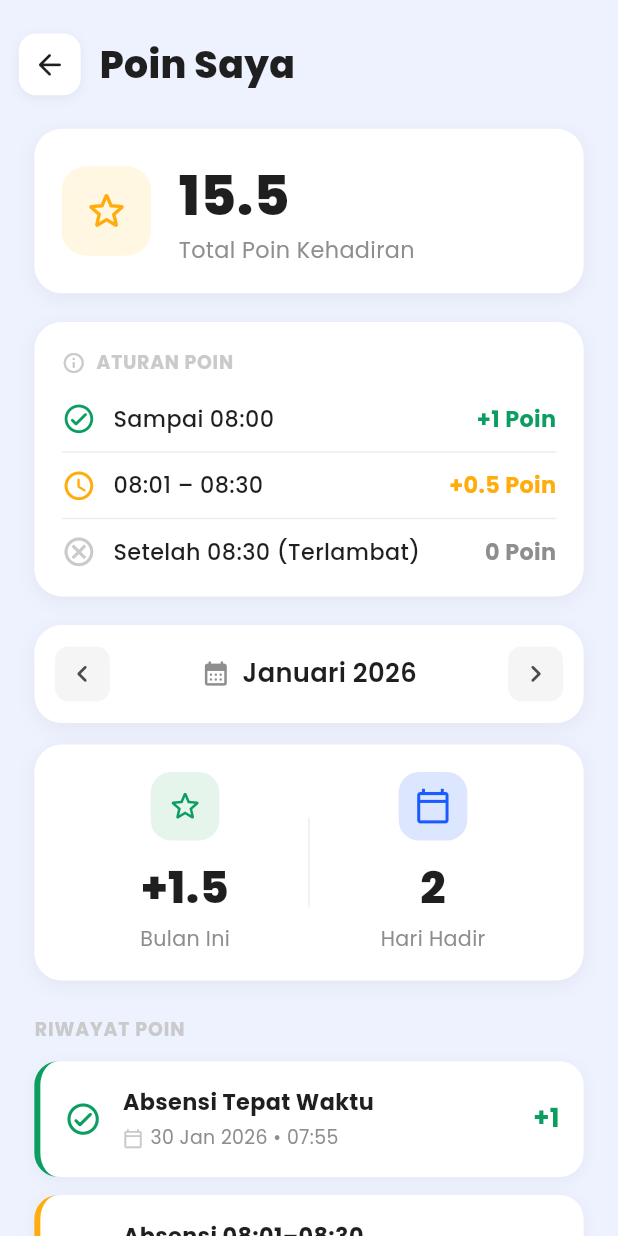
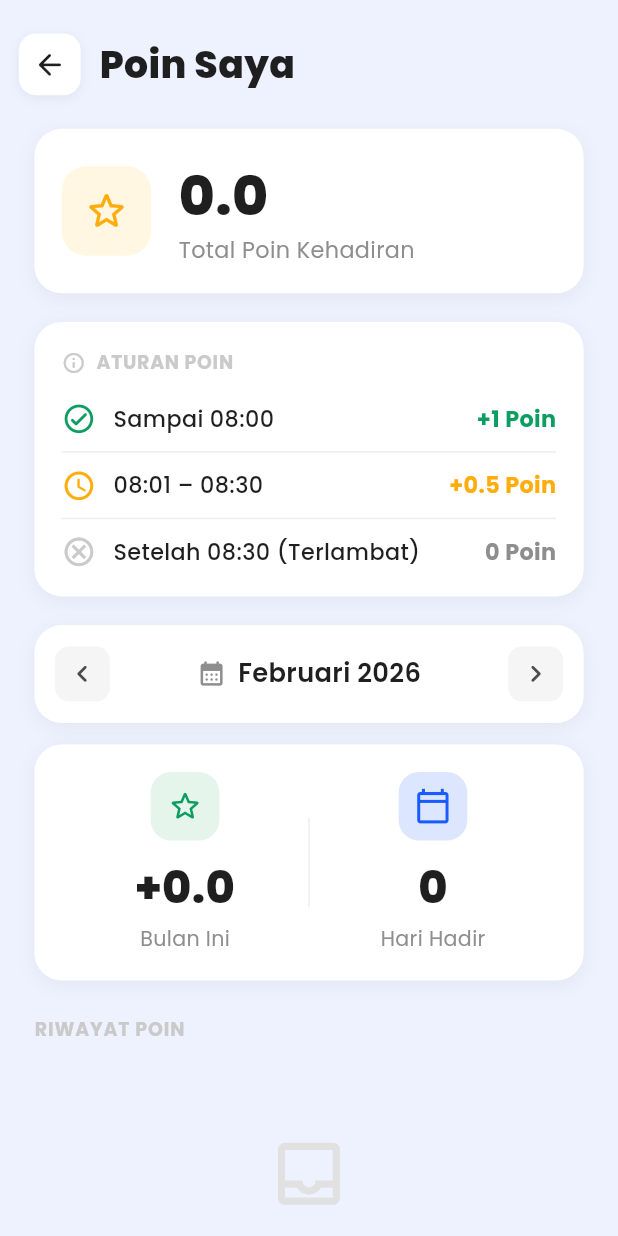
Before and after one commit to bimantaratirta/BPR-AMS-MOBILE, a Flutter app: the MainPoinView screen opened by its route, after a tap on the "chevron left" icon, on a phone screen of 412 x 824 dp. Run offline on Flutter 3.47's test engine with Material 3 defaults, Android fonts, the phone set to English and light mode, and no system bars; our stand-ins replace camera, device_preview, dio, dropdown_button2, file_picker, flutter_screenutil and 6 more; accounts and stored records are empty; statements that could not run were skipped.

Commit message:
feat: integration poin page

```diff
--- a/lib/app/common/constant/app_constants.dart
+++ b/lib/app/common/constant/app_constants.dart
@@ -13,6 +13,7 @@ class AppConstants {
   static const String checkInPathApi = "/attendances/checkin";
   static const String checkOutPathApi = "/attendances/checkout";
   static const String leaveRequestPathApi = "/leave-requests";
+  static const String pointRecordPathApi = "/point-records";
 
   // Storage Keys
   static const String userKey = "user_data";
--- /dev/null
+++ b/lib/app/data/modules/point_record/models/point_record_model.dart
@@ -0,0 +1,41 @@
+// To parse this JSON data, do
+//
+//     final pointRecordModel = pointRecordModelFromJson(jsonString);
+
+import 'dart:convert';
+
+PointRecordModel pointRecordModelFromJson(String str) => PointRecordModel.fromJson(json.decode(str));
+
+String pointRecordModelToJson(PointRecordModel data) => json.encode(data.toJson());
+
+class PointRecordModel {
+  String? id;
+  DateTime? date;
+  int? points;
+  DateTime? checkInTime;
+  String? type;
+  String? employeeId;
+  DateTime? createdAt;
+
+  PointRecordModel({this.id, this.date, this.points, this.checkInTime, this.type, this.employeeId, this.createdAt});
+
+  factory PointRecordModel.fromJson(Map<String, dynamic> json) => PointRecordModel(
+    id: json["id"],
+    date: json["date"] == null ? null : DateTime.parse(json["date"]),
+    points: json["points"],
+    checkInTime: json["checkInTime"] == null ? null : DateTime.parse(json["checkInTime"]),
+    type: json["type"],
+    employeeId: json["employeeId"],
+    createdAt: json["createdAt"] == null ? null : DateTime.parse(json["createdAt"]),
+  );
+
+  Map<String, dynamic> toJson() => {
+    "id": id,
+    "date": date?.toIso8601String(),
+    "points": points,
+    "checkInTime": checkInTime?.toIso8601String(),
+    "type": type,
+    "employeeId": employeeId,
+    "createdAt": createdAt?.toIso8601String(),
+  };
+}
--- a/lib/app/modules/main/poin/controllers/main_poin_controller.dart
+++ b/lib/app/modules/main/poin/controllers/main_poin_controller.dart
@@ -1,3 +1,5 @@
+import 'package:bpr_ams/app/data/modules/point_record/models/point_record_model.dart';
+import 'package:bpr_ams/app/data/modules/point_record/point_record_service.dart';
 import 'package:bpr_ams/app/modules/auth/controllers/auth_controller.dart';
 import 'package:get/get.dart';
 import 'package:intl/intl.dart';
@@ -6,122 +8,26 @@ import 'package:intl/date_symbol_data_local.dart';
 // ── Status type ──────────────────────────────────────────
 enum PoinStatus { tepatWaktu, setengahPoin, terlambat, alpha }
 
-// ── Record model ─────────────────────────────────────────
-class PoinRecord {
-  final String label; // e.g. "Absensi Tepat Waktu"
-  final DateTime date;
-  final String? checkInTime; // e.g. "07:55", null for alpha
-  final PoinStatus status;
-  final double poin; // +1, +0.5, 0
-
-  const PoinRecord({required this.label, required this.date, this.checkInTime, required this.status, required this.poin});
-}
-
 // ── Controller ───────────────────────────────────────────
 class MainPoinController extends GetxController {
   final authController = Get.find<AuthController>();
+  final _pointRecordService = PointRecordService();
 
   // ── Total poin ──────────────────────────────────────
-  final RxDouble totalPoin = 15.5.obs;
+  final RxDouble totalPoin = 0.0.obs;
+
+  // ── Loading state ──────────────────────────────────
+  final RxBool isLoading = true.obs;
 
   // ── Month navigation ────────────────────────────────
-  final Rx<DateTime> selectedMonth = DateTime(2026, 2).obs;
+  final Rx<DateTime> selectedMonth = DateTime(DateTime.now().year, DateTime.now().month).obs;
 
-  // ── Dummy data keyed by "yyyy-MM" ────────────────────
-  final Map<String, List<PoinRecord>> _data = {
-    '2026-02': [
-      PoinRecord(
-        label: 'Absensi Tepat Waktu',
-        date: DateTime(2026, 2, 14),
-        checkInTime: '07:55',
-        status: PoinStatus.tepatWaktu,
-        poin: 1.0,
-      ),
-      PoinRecord(
-        label: 'Absensi 08:01–08:30',
-        date: DateTime(2026, 2, 13),
-        checkInTime: '08:15',
-        status: PoinStatus.setengahPoin,
-        poin: 0.5,
-      ),
-      PoinRecord(
-        label: 'Absensi Tepat Waktu',
-        date: DateTime(2026, 2, 12),
-        checkInTime: '07:50',
-        status: PoinStatus.tepatWaktu,
-        poin: 1.0,
-      ),
-      PoinRecord(
-        label: 'Absensi 08:01–08:30',
-        date: DateTime(2026, 2, 11),
-        checkInTime: '08:10',
-        status: PoinStatus.setengahPoin,
-        poin: 0.5,
-      ),
-      PoinRecord(
-        label: 'Absensi 08:01–08:30',
-        date: DateTime(2026, 2, 10),
-        checkInTime: '08:02',
-        status: PoinStatus.setengahPoin,
-        poin: 0.5,
-      ),
-      PoinRecord(
-        label: 'Absensi Tepat Waktu',
-        date: DateTime(2026, 2, 7),
-        checkInTime: '08:00',
-        status: PoinStatus.tepatWaktu,
-        poin: 1.0,
-      ),
-      PoinRecord(label: 'Alpha', date: DateTime(2026, 2, 6), checkInTime: null, status: PoinStatus.alpha, poin: 0.0),
-      PoinRecord(
-        label: 'Absensi Terlambat',
-        date: DateTime(2026, 2, 5),
-        checkInTime: '08:45',
-        status: PoinStatus.terlambat,
-        poin: 0.0,
-      ),
-      PoinRecord(
-        label: 'Absensi Tepat Waktu',
-        date: DateTime(2026, 2, 4),
-        checkInTime: '07:58',
-        status: PoinStatus.tepatWaktu,
-        poin: 1.0,
-      ),
-      PoinRecord(
-        label: 'Absensi 08:01–08:30',
-        date: DateTime(2026, 2, 3),
-        checkInTime: '08:20',
-        status: PoinStatus.setengahPoin,
-        poin: 0.5,
-      ),
-    ],
-    '2026-01': [
-      PoinRecord(
-        label: 'Absensi Tepat Waktu',
-        date: DateTime(2026, 1, 30),
-        checkInTime: '07:55',
-        status: PoinStatus.tepatWaktu,
-        poin: 1.0,
-      ),
-      PoinRecord(
-        label: 'Absensi 08:01–08:30',
-        date: DateTime(2026, 1, 29),
-        checkInTime: '08:05',
-        status: PoinStatus.setengahPoin,
-        poin: 0.5,
-      ),
-    ],
-  };
-
-  // ── Current month key ────────────────────────────────
-  String get _monthKey => DateFormat('yyyy-MM').format(selectedMonth.value);
-
-  // ── Data for selected month ──────────────────────────
-  List<PoinRecord> get records => _data[_monthKey] ?? [];
+  // ── Records from API ────────────────────────────────
+  final RxList<PointRecordModel> records = <PointRecordModel>[].obs;
 
   // ── Monthly summary ──────────────────────────────────
-  double get poinBulanIni => records.fold(0.0, (sum, r) => sum + r.poin);
-  int get hariHadir => records.where((r) => r.status != PoinStatus.alpha).length;
+  double get poinBulanIni => records.fold(0.0, (sum, r) => sum + (r.points ?? 0));
+  int get hariHadir => records.where((r) => r.type != 'ALPHA').length;
 
   // ── Month display ─────────────────────────────────────
   String get monthDisplay {
@@ -129,20 +35,102 @@ class MainPoinController extends GetxController {
     return DateFormat('MMMM yyyy', 'id_ID').format(selectedMonth.value);
   }
 
+  // ── Get PoinStatus from type string ────────────────────
+  PoinStatus getStatus(String? type) {
+    switch (type) {
+      case 'HADIR':
+        return PoinStatus.tepatWaktu;
+      case 'SETENGAH_POIN':
+        return PoinStatus.setengahPoin;
+      case 'TERLAMBAT':
+        return PoinStatus.terlambat;
+      case 'ALPHA':
+        return PoinStatus.alpha;
+      default:
+        return PoinStatus.terlambat;
+    }
+  }
+
+  // ── Get label from type ────────────────────────────────
+  String getLabel(String? type) {
+    switch (type) {
+      case 'HADIR':
+        return 'Absensi Tepat Waktu';
+      case 'SETENGAH_POIN':
+        return 'Absensi 08:01-08:30';
+      case 'TERLAMBAT':
+        return 'Absensi Terlambat';
+      case 'ALPHA':
+        return 'Alpha';
+      default:
+        return 'Absensi';
+    }
+  }
+
+  // ── Get check-in time display ──────────────────────────
+  String getCheckInTimeDisplay(PointRecordModel record) {
+    if (record.checkInTime == null) return '-';
+    return DateFormat('HH:mm').format(record.checkInTime!.toLocal());
+  }
+
   // ── Navigation ────────────────────────────────────────
   void prevMonth() {
     final m = selectedMonth.value;
     selectedMonth.value = DateTime(m.year, m.month - 1);
+    _fetchRecords();
   }
 
   void nextMonth() {
     final m = selectedMonth.value;
     selectedMonth.value = DateTime(m.year, m.month + 1);
+    _fetchRecords();
+  }
+
+  // ── Fetch records from API ────────────────────────────
+  Future<void> _fetchRecords() async {
+    final employee = authController.employee.value;
+    if (authController.pickUserType.value != UserType.employee || employee == null) {
+      isLoading.value = false;
+      return;
+    }
+
+    isLoading.value = true;
+
+    final month = selectedMonth.value;
+    final response = await _pointRecordService.getPointRecords(
+      queryParameters: {'employeeId': employee.id, 'month': month.month.toString(), 'year': month.year.toString()},
+    );
+
+    if (response.data != null) {
+      records.value = response.data!;
+      // Update total poin
+      totalPoin.value = records.fold(0.0, (sum, r) => sum + (r.points ?? 0));
+    } else {
+      records.clear();
+    }
+
+    isLoading.value = false;
+  }
+
+  /// Fetch total poin dari semua record (tanpa filter bulan)
+  Future<void> _fetchTotalPoints() async {
+    final employee = authController.employee.value;
+    if (authController.pickUserType.value != UserType.employee || employee == null) {
+      return;
+    }
+
+    final response = await _pointRecordService.getPointRecords(queryParameters: {'employeeId': employee.id});
+
+    if (response.data != null) {
+      totalPoin.value = response.data!.fold(0.0, (sum, r) => sum + (r.points ?? 0));
+    }
   }
 
   @override
   void onInit() {
     super.onInit();
     initializeDateFormatting('id_ID', null);
+    _fetchRecords();
+    _fetchTotalPoints();
   }
 }
--- a/lib/app/modules/main/poin/views/main_poin_view.dart
+++ b/lib/app/modules/main/poin/views/main_poin_view.dart
@@ -1,4 +1,5 @@
 import 'package:bpr_ams/app/common/constant/app_colors.dart';
+import 'package:bpr_ams/app/data/modules/point_record/models/point_record_model.dart';
 import 'package:bpr_ams/app/modules/main/poin/controllers/main_poin_controller.dart';
 import 'package:flutter/material.dart';
 import 'package:flutter_screenutil/flutter_screenutil.dart';
@@ -281,6 +282,15 @@ class MainPoinView extends GetView<MainPoinController> {
   // Riwayat list
   // ─────────────────────────────────────────────
   Widget _buildRiwayatList() {
+    if (controller.isLoading.value) {
+      return Center(
+        child: Padding(
+          padding: EdgeInsets.symmetric(vertical: 40.h),
+          child: CircularProgressIndicator(color: MainColor.blue2),
+        ),
+      );
+    }
+
     final list = controller.records;
     if (list.isEmpty) {
       return Center(
@@ -303,8 +313,12 @@ class MainPoinView extends GetView<MainPoinController> {
     return Column(children: list.map((r) => _buildPoinCard(r)).toList());
   }
 
-  Widget _buildPoinCard(PoinRecord r) {
+  Widget _buildPoinCard(PointRecordModel r) {
     initializeDateFormatting('id_ID', null);
+
+    final status = controller.getStatus(r.type);
+    final label = controller.getLabel(r.type);
+    final poin = r.points ?? 0;
 
     final Color borderColor;
     final Color iconColor;
@@ -312,20 +326,20 @@ class MainPoinView extends GetView<MainPoinController> {
     final Color poinColor;
     final String poinStr;
 
-    switch (r.status) {
+    switch (status) {
       case PoinStatus.tepatWaktu:
         borderColor = SecondaryColor.success700;
         iconColor = SecondaryColor.success700;
         icon = Icons.check_circle_outline_rounded;
         poinColor = SecondaryColor.success700;
-        poinStr = '+${r.poin % 1 == 0 ? r.poin.toInt() : r.poin}';
+        poinStr = '+$poin';
         break;
       case PoinStatus.setengahPoin:
         borderColor = SecondaryColor.warning600;
         iconColor = SecondaryColor.warning600;
         icon = Icons.access_time_rounded;
         poinColor = SecondaryColor.warning600;
-        poinStr = '+${r.poin}';
+        poinStr = '+$poin';
         break;
       case PoinStatus.terlambat:
         borderColor = SecondaryColor.neutral300;
@@ -343,8 +357,8 @@ class MainPoinView extends GetView<MainPoinController> {
         break;
     }
 
-    final dateStr = DateFormat('d MMM yyyy', 'id_ID').format(r.date);
-    final timeStr = r.checkInTime != null ? ' • ${r.checkInTime}' : '';
+    final dateStr = r.date != null ? DateFormat('d MMM yyyy', 'id_ID').format(r.date!.toLocal()) : '-';
+    final timeStr = r.checkInTime != null ? ' • ${controller.getCheckInTimeDisplay(r)}' : '';
 
     return Container(
       margin: EdgeInsets.only(bottom: 10.h),
@@ -365,7 +379,7 @@ class MainPoinView extends GetView<MainPoinController> {
                 crossAxisAlignment: CrossAxisAlignment.start,
                 children: [
                   Text(
-                    r.label,
+                    label,
                     style: TextStyle(fontSize: 13.sp, fontWeight: FontWeight.w700, color: SecondaryColor.neutral700),
                   ),
                   SizedBox(height: 4.h),
```
Also changed, not shown: lib/app/data/modules/point_record/point_record_repository.dart (added, +33 -0 lines), lib/app/data/modules/point_record/point_record_service.dart (added, +23 -0 lines), lib/app/modules/main/home/controllers/home_controller.dart (+33 -2 lines).
